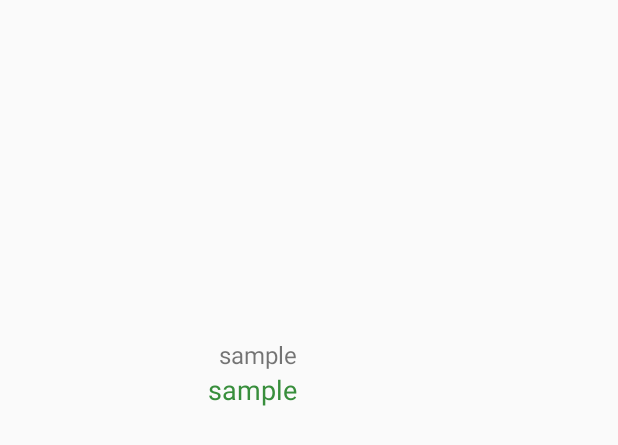
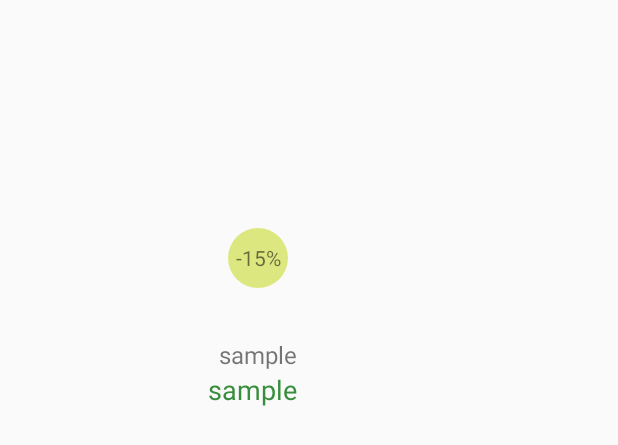
Before and after one commit to EnterSnowman/InternetShop, an Android app: the layout small_product_item_with_discounts.xml on its own in the app's theme, with its tools: preview values and no code run, on a phone screen of 412 x 824 dp. Shown: the top 445 px of the screen. Run offline under Robolectric (Android 15) with nearby library versions, the phone set to English and light mode, and no system bars.

Commit message:
Fixed interface

```diff
--- a/app/src/main/java/com/entersnowman/internetshop/GeneralActivity.java
+++ b/app/src/main/java/com/entersnowman/internetshop/GeneralActivity.java
@@ -150,6 +150,7 @@ public class GeneralActivity extends AppCompatActivity
 
 
                 }
+                if (dataSnapshot.getChildrenCount()!=0)
                 displayDiscounts();
             }
 
--- a/app/src/main/java/com/entersnowman/internetshop/adapter/DiscountAdapter.java
+++ b/app/src/main/java/com/entersnowman/internetshop/adapter/DiscountAdapter.java
@@ -1,6 +1,7 @@
 package com.entersnowman.internetshop.adapter;
 
 import android.content.Context;
+import android.graphics.Paint;
 import android.support.v7.widget.RecyclerView;
 import android.view.LayoutInflater;
 import android.view.View;
@@ -66,7 +67,7 @@ public class DiscountAdapter  extends RecyclerView.Adapter<DiscountAdapter.Produ
 
     @Override
     public DiscountAdapter.ProductHolder onCreateViewHolder(ViewGroup parent, int viewType) {
-        View v = LayoutInflater.from(parent.getContext()).inflate(R.layout.small_product_item, parent, false);
+        View v = LayoutInflater.from(parent.getContext()).inflate(R.layout.small_product_item_with_discounts, parent, false);
         DiscountAdapter.ProductHolder vh = new DiscountAdapter.ProductHolder(v);
         return vh;
     }
@@ -97,6 +98,7 @@ public class DiscountAdapter  extends RecyclerView.Adapter<DiscountAdapter.Produ
             productPriceWithDiscount_tv = (TextView) itemView.findViewById(R.id.product_price_with_discount);
             productPrice_tv = (TextView) itemView.findViewById(R.id.product_price);
             productPhoto = (ImageView) itemView.findViewById(R.id.product_photo);
+            productPriceWithDiscount_tv.setPaintFlags(productPriceWithDiscount_tv.getPaintFlags() | Paint.STRIKE_THRU_TEXT_FLAG);
             itemView.setOnClickListener(this);
         }
 
--- /dev/null
+++ b/app/src/main/res/drawable/rounded_discount.xml
@@ -0,0 +1,6 @@
+<?xml version="1.0" encoding="utf-8"?>
+<shape xmlns:android="http://schemas.android.com/apk/res/android"
+    android:shape="rectangle">
+    <solid android:color="@color/discount"/>
+    <corners android:radius="20dp" />
+</shape>
--- a/app/src/main/res/layout/small_product_item_with_discounts.xml
+++ b/app/src/main/res/layout/small_product_item_with_discounts.xml
@@ -3,10 +3,30 @@
     android:orientation="vertical" android:layout_width="wrap_content"
     android:layout_height="wrap_content"
     android:padding="2dp">
-    <ImageView
+
+    <RelativeLayout
         android:layout_width="200dp"
-        android:layout_height="200dp"
-        android:id="@+id/product_photo"/>
+        android:layout_height="200dp">
+
+        <ImageView
+            android:id="@+id/product_photo"
+            android:layout_width="200dp"
+            android:layout_height="200dp" />
+        <TextView
+            android:id="@+id/textView4"
+            android:layout_width="40dp"
+            android:gravity="center"
+            android:background="@drawable/rounded_discount"
+            android:layout_height="40dp"
+            android:text="-15%"
+            android:layout_margin="10dp"
+            android:layout_alignParentBottom="true"
+            android:layout_alignParentRight="true"
+            android:layout_alignParentEnd="true" />
+
+
+    </RelativeLayout>
+
     <TextView
         android:layout_width="match_parent"
         android:layout_height="wrap_content"
@@ -16,7 +36,7 @@
         android:layout_marginBottom="4dp"/>
 
     <TextView
-        android:id="@+id/product_price"
+        android:id="@+id/product_price_with_discount"
         android:layout_width="match_parent"
         android:layout_height="wrap_content"
         android:layout_marginRight="4dp"
@@ -24,7 +44,7 @@
         android:text="sample"
         android:textSize="16sp" />
     <TextView
-        android:id="@+id/product_price_with_discount"
+        android:id="@+id/product_price"
         android:layout_width="match_parent"
         android:layout_height="wrap_content"
         android:layout_marginRight="4dp"
--- a/app/src/main/res/values/colors.xml
+++ b/app/src/main/res/values/colors.xml
@@ -10,4 +10,5 @@
     <color name="icons">#FFFFFF</color>
     <color name="divider">#BDBDBD</color>
     <color name="red">#d50000</color>
+    <color name="discount">#A0CDDC39</color>
 </resources>
```
